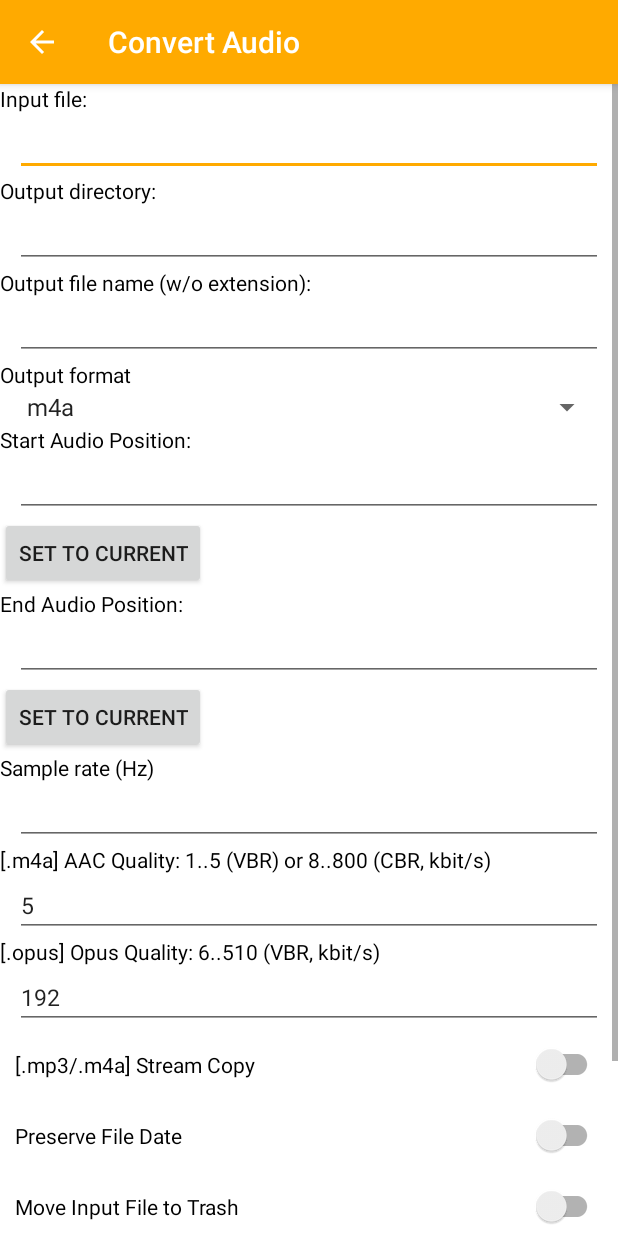
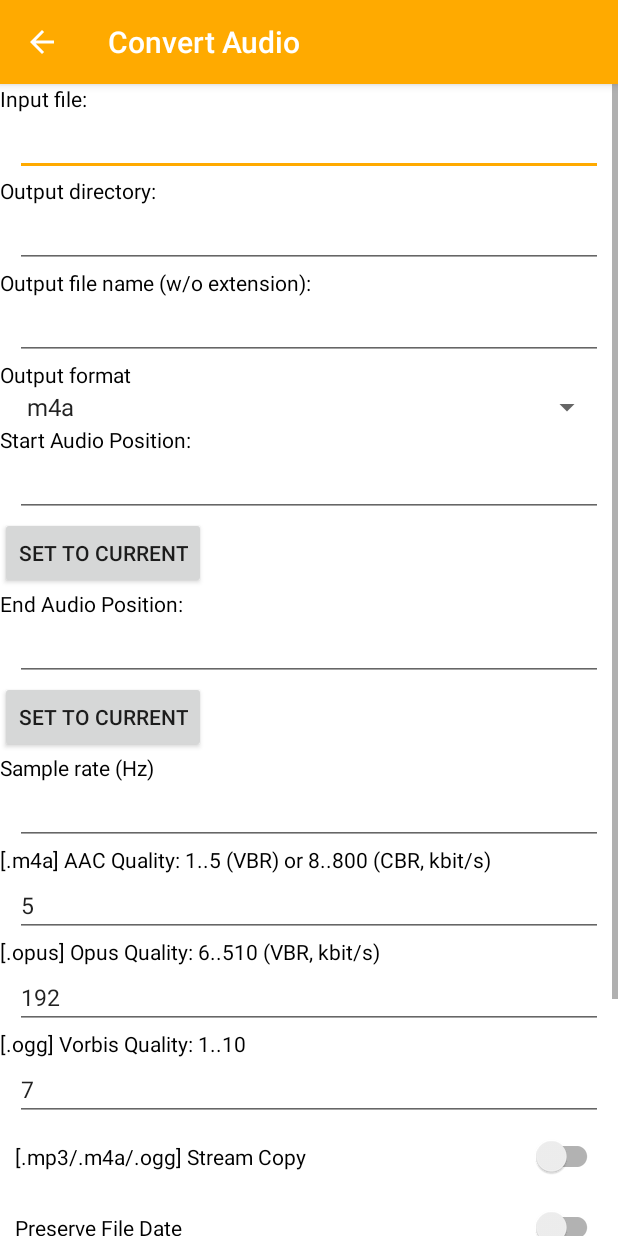
Before and after one commit to stsaz/phiola, an Android app: the screen it shows after launch (ConvertActivity), in the options menu, after a tap on "File: Convert...", on a phone screen of 412 x 824 dp. Run offline under Robolectric (Android 15) with nearby library versions, the phone set to English and light mode, and no system bars; network calls fail; pictures from the network do not load; 6 statements that could not run were skipped.

Commit message:
+ Android: Vorbis

```diff
--- a/android/phiola/src/main/java/com/github/stsaz/phiola/Core.java
+++ b/android/phiola/src/main/java/com/github/stsaz/phiola/Core.java
@@ -40,10 +40,12 @@ class CoreSettings {
 	String conv_outext;
 	int conv_aac_quality;
 	int conv_opus_quality;
+	int conv_vorbis_quality;
 	boolean conv_copy;
 	static final String[] conv_extensions = {
 		"m4a",
 		"opus",
+		"ogg",
 		"flac",
 		"wav",
 		"mp3",
@@ -66,6 +68,7 @@ class CoreSettings {
 		conv_outext = "m4a";
 		conv_aac_quality = 5;
 		conv_opus_quality = 192;
+		conv_vorbis_quality = 7;
 	}
 
 	@SuppressLint("DefaultLocale")
@@ -93,6 +96,7 @@ class CoreSettings {
 				String.format("conv_outext %s\n", conv_outext) +
 				String.format("conv_aac_quality %d\n", conv_aac_quality) +
 				String.format("conv_opus_quality %d\n", conv_opus_quality) +
+				String.format("conv_vorbis_quality %d\n", conv_vorbis_quality) +
 				String.format("conv_copy %d\n", core.bool_to_int(conv_copy));
 	}
 
@@ -169,6 +173,8 @@ class CoreSettings {
 			conv_aac_quality = core.str_to_uint(v, conv_aac_quality);
 		else if (k.equals("conv_opus_quality"))
 			conv_opus_quality = core.str_to_uint(v, conv_opus_quality);
+		else if (k.equals("conv_vorbis_quality"))
+			conv_vorbis_quality = core.str_to_uint(v, conv_vorbis_quality);
 		else if (k.equals("conv_copy"))
 			conv_copy = core.str_to_bool(v);
 		else
--- a/android/phiola/src/main/java/com/github/stsaz/phiola/Phiola.java
+++ b/android/phiola/src/main/java/com/github/stsaz/phiola/Phiola.java
@@ -40,6 +40,7 @@ class Phiola {
 		int sample_rate;
 		int aac_quality;
 		int opus_quality;
+		int vorbis_quality;
 	}
 	interface ConvertCallback {
 		void on_finish(String result);
--- a/android/phiola/src/main/res/layout/convert.xml
+++ b/android/phiola/src/main/res/layout/convert.xml
@@ -125,6 +125,16 @@
 			android:inputType="text"
 			android:textSize="@dimen/text_editbox" />
 
+		<TextView
+			android:layout_width="match_parent" android:layout_height="wrap_content"
+			android:text="@string/conv_vorbis_q"
+			android:textColor="@color/text" />
+		<EditText android:id="@+id/tvorbis_q"
+			android:layout_width="match_parent" android:layout_height="wrap_content"
+			android:layout_marginHorizontal="10dp"
+			android:inputType="text"
+			android:textSize="@dimen/text_editbox" />
+
 		<androidx.appcompat.widget.SwitchCompat
 			android:id="@+id/bcopy"
 			android:layout_width="match_parent"
--- a/android/phiola/src/main/res/values/strings.xml
+++ b/android/phiola/src/main/res/values/strings.xml
@@ -66,7 +66,8 @@
 	<string name="conv_sample_rate">Sample rate (Hz)</string>
 	<string name="conv_aac_q">[.m4a] AAC Quality: 1..5 (VBR) or 8..800 (CBR, kbit/s)</string>
 	<string name="conv_opus_q">[.opus] Opus Quality: 6..510 (VBR, kbit/s)</string>
-	<string name="conv_copy">[.mp3/.m4a] Stream Copy</string>
+	<string name="conv_vorbis_q">[.ogg] Vorbis Quality: 1..10</string>
+	<string name="conv_copy">[.mp3/.m4a/.ogg] Stream Copy</string>
 	<string name="conv_preserve_date">Preserve File Date</string>
 	<string name="conv_trash_orig">Move Input File to Trash</string>
 	<string name="conv_pl_add">Add New File to Playlist</string>
```
Also changed, not shown: android/phiola/src/main/java/com/github/stsaz/phiola/ConvertActivity.java (+8 -0 lines), 2 other files.
